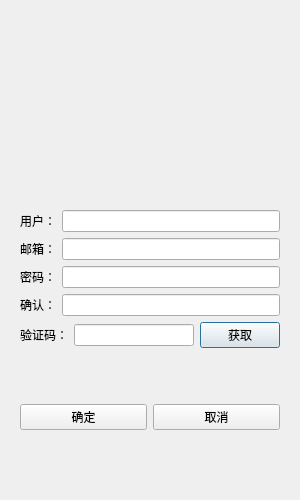
This is SheepChatClient/registerdialog.ui in xiaoyangst/SheepChatSystem as Qt 5 draws it before an edit. The edited form follows.
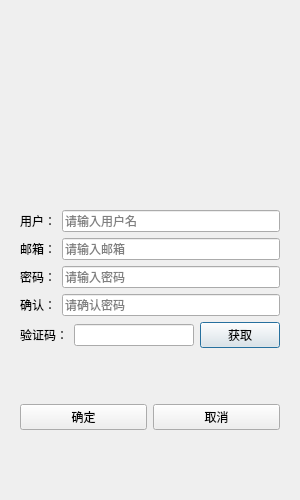
This is the edited form.

Diff of the .ui file:
```diff
--- a/SheepChatClient/registerdialog.ui
+++ b/SheepChatClient/registerdialog.ui
@@ -67,7 +67,11 @@
            </widget>
           </item>
           <item>
-           <widget class="QLineEdit" name="user_lineEdit"/>
+           <widget class="QLineEdit" name="user_lineEdit">
+            <property name="placeholderText">
+             <string>请输入用户名</string>
+            </property>
+           </widget>
           </item>
          </layout>
         </item>
@@ -81,7 +85,11 @@
            </widget>
           </item>
           <item>
-           <widget class="QLineEdit" name="email_lineEdit"/>
+           <widget class="QLineEdit" name="email_lineEdit">
+            <property name="placeholderText">
+             <string>请输入邮箱</string>
+            </property>
+           </widget>
           </item>
          </layout>
         </item>
@@ -99,6 +107,9 @@
             <property name="echoMode">
              <enum>QLineEdit::Password</enum>
             </property>
+            <property name="placeholderText">
+             <string>请输入密码</string>
+            </property>
            </widget>
           </item>
          </layout>
@@ -117,6 +128,9 @@
             <property name="echoMode">
              <enum>QLineEdit::Password</enum>
             </property>
+            <property name="placeholderText">
+             <string>请确认密码</string>
+            </property>
            </widget>
           </item>
          </layout>
```
